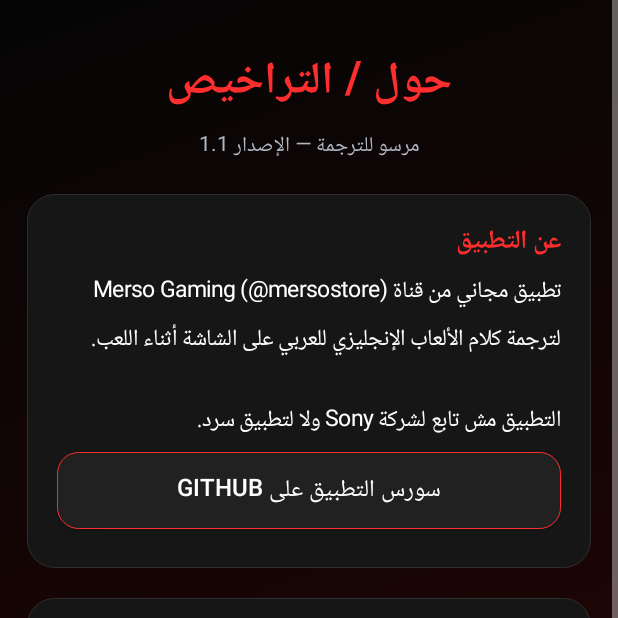
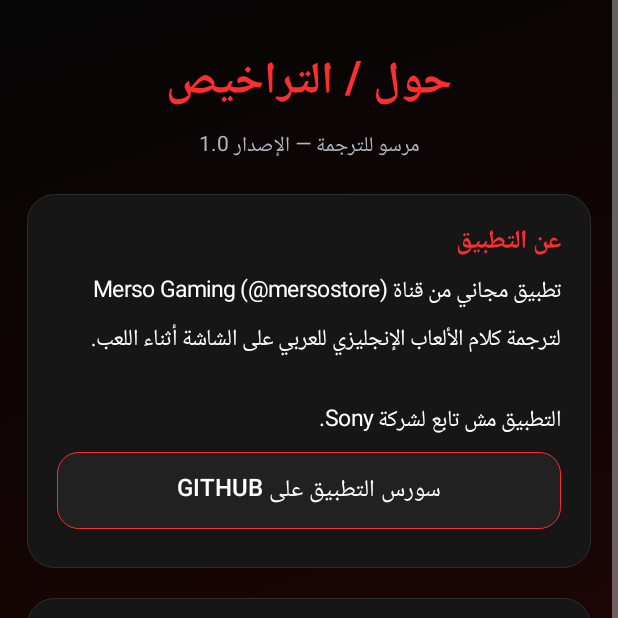
Before and after one commit to MersoStore/merso-translator, an Android app: the LicensesActivity screen opened directly, with no data from a screen before it, on a phone screen of 412 x 824 dp, the top half of it. Run offline under Robolectric (Android 15) with nearby library versions, the phone set to English and light mode, and no system bars.

Commit message:
Remove SARD mention, version 1.0

```diff
--- a/app/src/main/java/com/merso/gametranslate/LicensesActivity.kt
+++ b/app/src/main/java/com/merso/gametranslate/LicensesActivity.kt
@@ -13,9 +13,9 @@ class LicensesActivity : Activity() {
     override fun onCreate(savedInstanceState: Bundle?) {
         super.onCreate(savedInstanceState)
         val version = try {
-            packageManager.getPackageInfo(packageName, 0).versionName ?: "1.1"
+            packageManager.getPackageInfo(packageName, 0).versionName ?: "1.0"
         } catch (_: Exception) {
-            "1.1"
+            "1.0"
         }
         val root = Ui.screenRoot(this)
         root.addView(Ui.header(
@@ -28,8 +28,8 @@ class LicensesActivity : Activity() {
         val about = Ui.card(this)
         about.addView(Ui.cardTitle(this, Str.p("عن التطبيق", "About the app")))
         about.addView(Ui.bodyText(this, Str.p(
-            "تطبيق مجاني من قناة Merso Gaming (@mersostore) لترجمة كلام الألعاب الإنجليزي للعربي على الشاشة أثناء اللعب.\n\nالتطبيق مش تابع لشركة Sony ولا لتطبيق سرد.",
-            "A free app from the Merso Gaming channel (@mersostore) that translates English game text to Arabic on screen while you play.\n\nThis app is not affiliated with Sony or with the SARD app."
+            "تطبيق مجاني من قناة Merso Gaming (@mersostore) لترجمة كلام الألعاب الإنجليزي للعربي على الشاشة أثناء اللعب.\n\nالتطبيق مش تابع لشركة Sony.",
+            "A free app from the Merso Gaming channel (@mersostore) that translates English game text to Arabic on screen while you play.\n\nThis app is not affiliated with Sony."
         ), 15f, Ui.TEXT))
         about.addView(linkButton(Str.p("سورس التطبيق على GitHub", "App source on GitHub"), "https://github.com/MersoStore/merso-translator"))
         root.addView(about)
```
